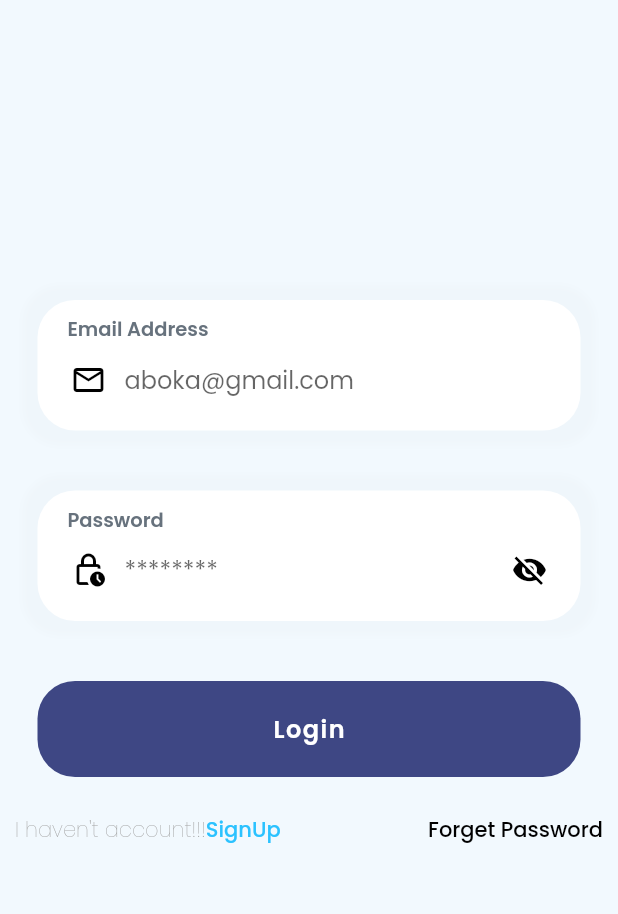
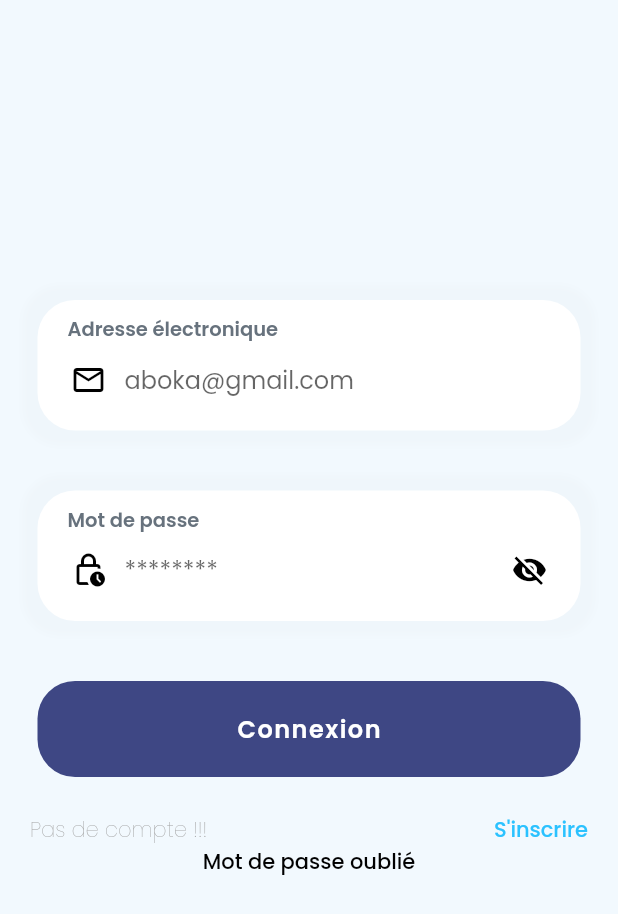
Before and after one commit to EdmondDossa/gestion-finance-personnelle, a Flutter app: the screen it shows after launch, on a phone screen of 412 x 824 dp. Shown: the top 914 px of the screen. Run offline on Flutter 3.47's test engine with Material 2 defaults, Android fonts, the light colour scheme and no system bars; our stand-ins replace animated_bottom_navigation_bar, google_fonts; missing offline and left inert: icon_badge.

Commit message:
Modification des fichiers

```diff
--- a/lib/main.dart
+++ b/lib/main.dart
@@ -14,11 +14,12 @@ class MyApp extends StatelessWidget {
   Widget build(BuildContext context) {
     return MaterialApp(
         debugShowCheckedModeBanner: false,
-      theme:  ThemeData(
+        theme: ThemeData(
           scaffoldBackgroundColor: primary,
           fontFamily: GoogleFonts.poppins().fontFamily,
         ),
         home: LoginPage()
+        //AddExpensePage()
         );
   }
 }
--- a/lib/screens/login.dart
+++ b/lib/screens/login.dart
@@ -1,6 +1,8 @@
 import 'package:flutter/material.dart';
 import 'package:gestion_finance/screens/home.dart';
 import 'package:gestion_finance/utilities/colors.dart';
+
+import 'inscription.dart';
 
 class LoginPage extends StatefulWidget {
   const LoginPage({super.key});
@@ -46,7 +48,7 @@ class _LoginPageState extends State<LoginPage> {
                 const Padding(
                   padding: EdgeInsets.symmetric(horizontal: 10),
                   child: Text(
-                    "Email Address",
+                    "Adresse électronique",
                     style: TextStyle(
                       fontWeight: FontWeight.w600,
                       fontSize: 13,
@@ -93,7 +95,7 @@ class _LoginPageState extends State<LoginPage> {
                 const Padding(
                   padding: EdgeInsets.symmetric(horizontal: 10),
                   child: Text(
-                    "Password",
+                    "Mot de passe",
                     style: TextStyle(
                       fontWeight: FontWeight.w600,
                       fontSize: 13,
@@ -124,7 +126,8 @@ class _LoginPageState extends State<LoginPage> {
                             _obscureText
                                 ? Icons.visibility_off
                                 : Icons.visibility,
-                          color: black,))),
+                            color: black,
+                          ))),
                 )
               ],
             ),
@@ -134,9 +137,8 @@ class _LoginPageState extends State<LoginPage> {
           ),
           GestureDetector(
             onTap: () {
-              Navigator.pushReplacement(
-                context, MaterialPageRoute(builder: (context) => const HomePage())
-              );
+              Navigator.pushReplacement(context,
+                  MaterialPageRoute(builder: (context) => const HomePage()));
             },
             child: Container(
               padding: const EdgeInsets.all(20),
@@ -145,7 +147,7 @@ class _LoginPageState extends State<LoginPage> {
                   color: buttonColor, borderRadius: BorderRadius.circular(25)),
               child: const Center(
                 child: Text(
-                  "Login",
+                  "Connexion",
                   style: TextStyle(
                       color: Colors.white,
                       fontSize: 16,
@@ -159,35 +161,40 @@ class _LoginPageState extends State<LoginPage> {
             height: 25,
           ),
           Padding(
-            padding: const EdgeInsets.symmetric(horizontal: 10),
-            child: Row(
-              mainAxisAlignment: MainAxisAlignment.spaceBetween,
+            padding: const EdgeInsets.symmetric(horizontal: 20),
+            child: Column(
               children: [
                 Row(
-                  mainAxisAlignment: MainAxisAlignment.start,
+                  mainAxisAlignment: MainAxisAlignment.spaceBetween,
                   children: [
-                    const Text(
-                      "I haven't account!!!",
+                    Text(
+                      "Pas de compte !!!",
                       style: TextStyle(
                           fontSize: 14,
                           fontWeight: FontWeight.w200,
                           color: grey),
                     ),
                     GestureDetector(
-                      onTap: () {},
-                      child: const Text(
-                        "SignUp",
+                      onTap: () {
+                        Navigator.pushReplacement(
+                            context,
+                            MaterialPageRoute(
+                                builder: (context) => const InscriptionPage()));
+                      },
+                      child: Text(
+                        "S'inscrire",
                         style: TextStyle(
                             color: blue,
                             fontSize: 14,
                             fontWeight: FontWeight.w500),
-                      ))
+                      ),
+                    )
                   ],
                 ),
                 GestureDetector(
                     onTap: () {},
                     child: const Text(
-                      "Forget Password",
+                      "Mot de passe oublié",
                       style: TextStyle(
                           color: black,
                           fontSize: 14,
```
Also changed, not shown: lib/screens/expense.dart (deleted, +0 -127 lines), lib/screens/home.dart (+7 -1 lines). Lines whose indentation alone changed are shown as unchanged.
